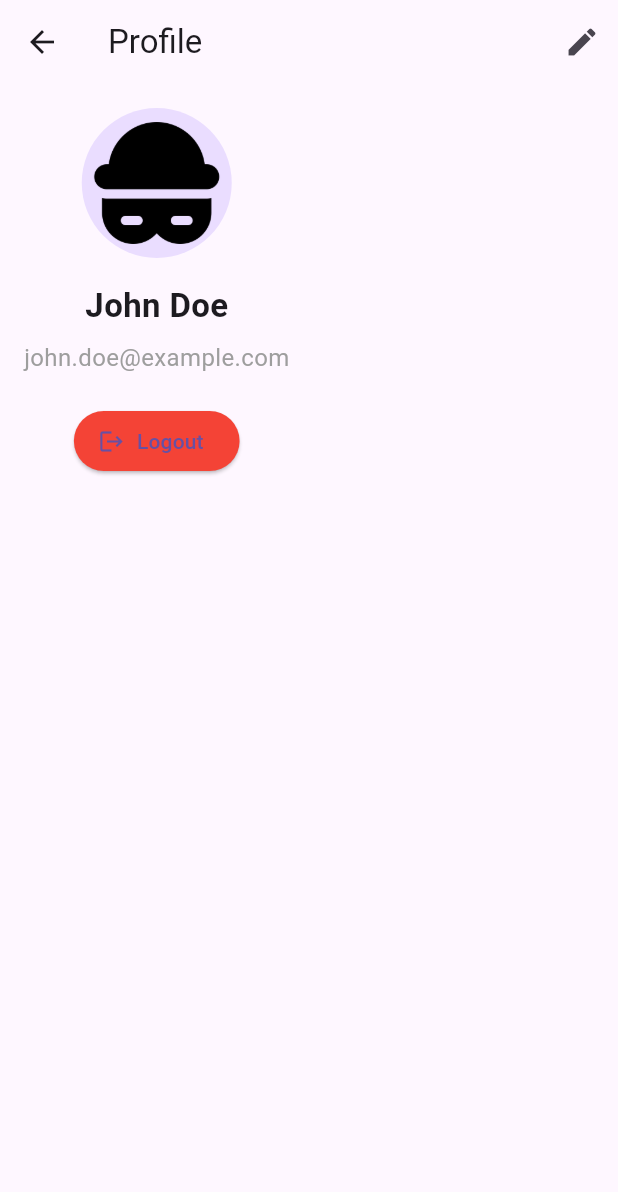
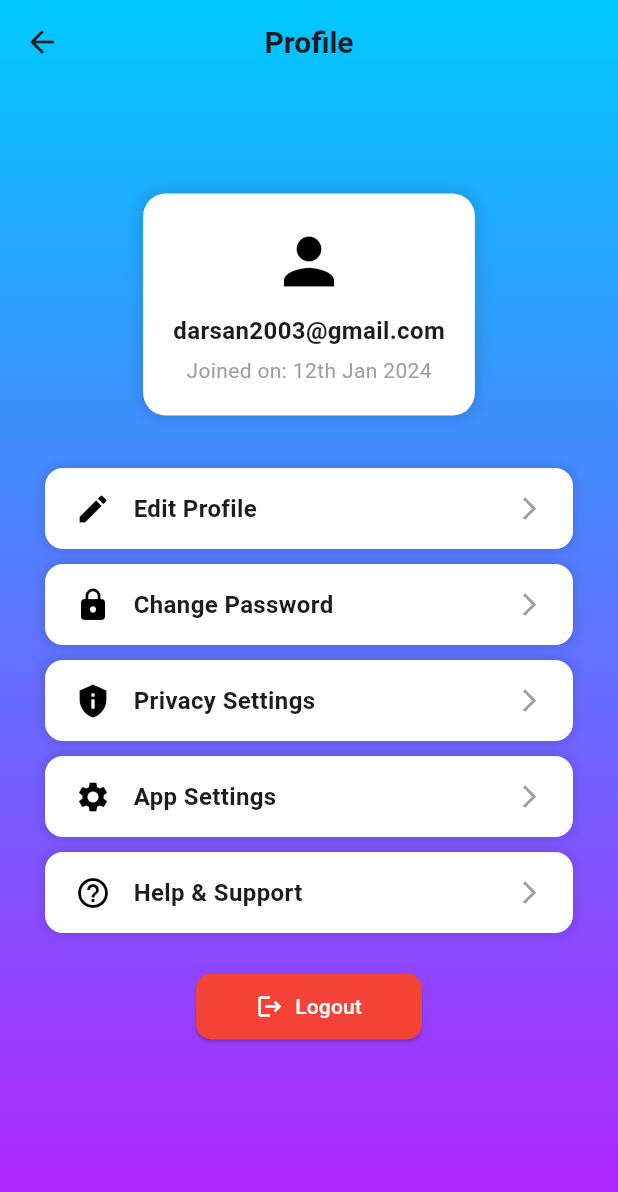
Before and after one commit to VeerPatel2004/finance_tracker, a Flutter app: the screen it shows once a user with an empty profile is signed in, after a tap on an icon or button, on a phone screen of 412 x 824 dp. Shown: the top 1192 px of the screen. Run offline on Flutter 3.47's test engine with Material 3 defaults, Android fonts, the phone set to English and light mode, and no system bars; our stand-ins replace cloud_firestore, firebase_auth, firebase_core, fl_chart; accounts and stored records are empty.

Commit message:
updated the profile, home, static

```diff
--- /dev/null
+++ b/lib/screens/Settings_Screen/settings_screen.dart
@@ -0,0 +1,102 @@
+// import 'package:flutter/material.dart';
+
+// class SettingsScreen extends StatelessWidget {
+//   @override
+//   Widget build(BuildContext context) {
+//     return Scaffold(
+//       appBar: AppBar(title: Text("Settings")),
+//       body: Center(child: Text("Settings Page")),
+//     );
+//   }
+// }
+
+import 'package:flutter/material.dart';
+import 'package:finance_tracker/screens/profile/profile_screen.dart';
+
+class SettingsScreen extends StatelessWidget {
+  @override
+  Widget build(BuildContext context) {
+    return Scaffold(
+      appBar: AppBar(
+        backgroundColor: Colors.transparent,
+        elevation: 0,
+        centerTitle: true,
+        title: const Text(
+          "Settings",
+          style: TextStyle(fontSize: 20, fontWeight: FontWeight.bold),
+        ),
+      ),
+      body: Container(
+        decoration: const BoxDecoration(
+          gradient: LinearGradient(
+            colors: [Color(0xFF00C9FF), Color(0xFFB721FF)],
+            begin: Alignment.topCenter,
+            end: Alignment.bottomCenter,
+          ),
+        ),
+        child: Center(
+          child: Container(
+            margin: const EdgeInsets.all(20),
+            padding: const EdgeInsets.all(10),
+            decoration: BoxDecoration(
+              color: Colors.white,
+              borderRadius: BorderRadius.circular(15),
+              boxShadow: [
+                BoxShadow(
+                  color: Colors.black12,
+                  blurRadius: 8,
+                  spreadRadius: 2,
+                ),
+              ],
+            ),
+            child: Column(
+              mainAxisSize: MainAxisSize.min,
+              children: [
+                _buildSettingsOption(
+                  context,
+                  icon: Icons.person,
+                  title: "Profile",
+                  onTap: () {
+                    Navigator.push(
+                      context,
+                      MaterialPageRoute(builder: (context) => ProfileScreen()),
+                    );
+                  },
+                ),
+                _buildSettingsOption(
+                  context,
+                  icon: Icons.notifications,
+                  title: "Notifications",
+                  onTap: () {},
+                ),
+                _buildSettingsOption(
+                  context,
+                  icon: Icons.security,
+                  title: "Privacy & Security",
+                  onTap: () {},
+                ),
+              ],
+            ),
+          ),
+        ),
+      ),
+    );
+  }
+
+  Widget _buildSettingsOption(
+    BuildContext context, {
+    required IconData icon,
+    required String title,
+    required VoidCallback onTap,
+  }) {
+    return ListTile(
+      leading: Icon(icon, color: Colors.black),
+      title: Text(
+        title,
+        style: const TextStyle(fontSize: 16, fontWeight: FontWeight.w500),
+      ),
+      trailing: const Icon(Icons.arrow_forward_ios, size: 16),
+      onTap: onTap,
+    );
+  }
+}
--- /dev/null
+++ b/lib/screens/Stats Screen/stats_screen.dart
@@ -0,0 +1,135 @@
+import 'package:cloud_firestore/cloud_firestore.dart';
+import 'package:fl_chart/fl_chart.dart';
+import 'package:flutter/material.dart';
+
+class StatsScreen extends StatelessWidget {
+  final FirebaseFirestore _firestore = FirebaseFirestore.instance;
+
+  @override
+  Widget build(BuildContext context) {
+    return Scaffold(
+      appBar: AppBar(
+        title: const Text("Transaction"),
+        centerTitle: true,
+        elevation: 0,
+        backgroundColor: Colors.transparent,
+        foregroundColor: Colors.black,
+      ),
+      body: Padding(
+        padding: const EdgeInsets.all(16.0),
+        child: Column(
+          children: [
+            Expanded(
+              child: StreamBuilder<QuerySnapshot>(
+                stream: _firestore.collection('transactions').snapshots(),
+                builder: (context, snapshot) {
+                  if (!snapshot.hasData) {
+                    return const Center(child: CircularProgressIndicator());
+                  }
+
+                  var transactions = snapshot.data!.docs;
+                  var groupedData = _groupTransactionsByDay(transactions);
+
+                  return BarChart(
+                    BarChartData(
+                      alignment: BarChartAlignment.spaceAround,
+                      maxY: 5000,
+                      barGroups: _getBarGroups(groupedData),
+                      titlesData: _getTitles(),
+                      borderData: FlBorderData(show: false),
+                      gridData: FlGridData(show: false),
+                    ),
+                  );
+                },
+              ),
+            ),
+          ],
+        ),
+      ),
+    );
+  }
+
+  /// **Group transactions by day and category**
+  Map<int, Map<String, double>> _groupTransactionsByDay(
+    List<QueryDocumentSnapshot> transactions,
+  ) {
+    Map<int, Map<String, double>> groupedData = {};
+
+    for (var transaction in transactions) {
+      var data = transaction.data() as Map<String, dynamic>;
+      int day = DateTime.parse(data['date']).day;
+      String category = data['category'] ?? "Other";
+      double amount = (data['amount'] ?? 0).toDouble();
+
+      groupedData.putIfAbsent(day, () => {});
+      groupedData[day]!.update(
+        category,
+        (value) => value + amount,
+        ifAbsent: () => amount,
+      );
+    }
+
+    return groupedData;
+  }
+
+  /// **Generate Bar Chart Data**
+  List<BarChartGroupData> _getBarGroups(
+    Map<int, Map<String, double>> groupedData,
+  ) {
+    List<Color> colors = [
+      Colors.orange,
+      Colors.green,
+      Colors.purple,
+      Colors.blueGrey,
+    ];
+
+    return List.generate(8, (index) {
+      Map<String, double> dayData = groupedData[index + 1] ?? {};
+
+      return BarChartGroupData(
+        x: index,
+        barRods: List.generate(dayData.keys.length, (i) {
+          return BarChartRodData(
+            toY: dayData.values.elementAt(i),
+            color: colors[i % colors.length],
+            width: 12,
+          );
+        }),
+      );
+    });
+  }
+
+  /// **Configure X & Y Axis Labels**
+  FlTitlesData _getTitles() {
+    return FlTitlesData(
+      leftTitles: AxisTitles(
+        sideTitles: SideTitles(
+          showTitles: true,
+          reservedSize: 40,
+          getTitlesWidget: (value, meta) {
+            if (value % 1000 == 0) {
+              return Text(
+                "\$ ${(value / 1000).toInt()}K",
+                style: const TextStyle(color: Colors.grey, fontSize: 12),
+              );
+            }
+            return Container();
+          },
+        ),
+      ),
+      bottomTitles: AxisTitles(
+        sideTitles: SideTitles(
+          showTitles: true,
+          getTitlesWidget: (value, meta) {
+            return Text(
+              "0${value.toInt() + 1}",
+              style: const TextStyle(color: Colors.grey, fontSize: 12),
+            );
+          },
+        ),
+      ),
+      rightTitles: AxisTitles(sideTitles: SideTitles(showTitles: false)),
+      topTitles: AxisTitles(sideTitles: SideTitles(showTitles: false)),
+    );
+  }
+}
--- a/lib/screens/dashboard/dashboard_screen.dart
+++ b/lib/screens/dashboard/dashboard_screen.dart
@@ -2,12 +2,33 @@ import 'dart:math';
 import 'package:cloud_firestore/cloud_firestore.dart';
 import 'package:finance_tracker/data/services/add_transaction_screen.dart';
 import 'package:finance_tracker/data/services/transaction_service.dart';
+import 'package:finance_tracker/screens/Settings_Screen/settings_screen.dart';
+import 'package:finance_tracker/screens/Stats%20Screen/stats_screen.dart';
 import 'package:finance_tracker/screens/profile/profile_screen.dart';
 import 'package:flutter/cupertino.dart';
 import 'package:flutter/material.dart';
 
-class DashboardScreen extends StatelessWidget {
+class DashboardScreen extends StatefulWidget {
+  @override
+  _DashboardScreenState createState() => _DashboardScreenState();
+}
+
+class _DashboardScreenState extends State<DashboardScreen> {
+  int _selectedIndex = 0;
   final TransactionService transactionService = TransactionService();
+
+  final List<Widget> _screens = [
+    HomeScreen(), // Placeholder for the main Dashboard
+    StatsScreen(),
+    ProfileScreen(),
+    SettingsScreen(),
+  ];
+
+  void _onItemTapped(int index) {
+    setState(() {
+      _selectedIndex = index;
+    });
+  }
 
   @override
   Widget build(BuildContext context) {
@@ -17,6 +38,8 @@ class DashboardScreen extends StatelessWidget {
         selectedItemColor: Colors.blue,
         unselectedItemColor: Colors.grey,
         showUnselectedLabels: true,
+        currentIndex: _selectedIndex,
+        onTap: _onItemTapped,
         items: const [
           BottomNavigationBarItem(icon: Icon(Icons.home), label: "Home"),
           BottomNavigationBarItem(icon: Icon(Icons.analytics), label: "Stats"),
@@ -37,12 +60,23 @@ class DashboardScreen extends StatelessWidget {
         },
         child: const Icon(Icons.add, size: 30),
       ),
-      body: SafeArea(
+      body: IndexedStack(index: _selectedIndex, children: _screens),
+    );
+  }
+}
+
+// 📌 HomeScreen (Dashboard)
+class HomeScreen extends StatelessWidget {
+  final TransactionService transactionService = TransactionService();
+
+  @override
+  Widget build(BuildContext context) {
+    return SafeArea(
       child: Padding(
         padding: const EdgeInsets.symmetric(horizontal: 20, vertical: 10),
         child: Column(
           children: [
-              //  User Info Row
+            // ✅ User Info
             Row(
               mainAxisAlignment: MainAxisAlignment.spaceBetween,
               children: [
@@ -51,17 +85,13 @@ class DashboardScreen extends StatelessWidget {
                     CircleAvatar(
                       radius: 24,
                       backgroundColor: Colors.amber,
-                        child: Icon(
-                          Icons.person,
-                          color: Colors.black,
-                          size: 30,
-                        ),
+                      child: Icon(Icons.person, color: Colors.black, size: 30),
                     ),
                     const SizedBox(width: 10),
                     Column(
                       crossAxisAlignment: CrossAxisAlignment.start,
-                        children: [
-                          const Text(
+                      children: const [
+                        Text(
                           "Welcome",
                           style: TextStyle(
                             fontSize: 12,
@@ -85,9 +115,7 @@ class DashboardScreen extends StatelessWidget {
                   onPressed: () {
                     Navigator.push(
                       context,
-                        MaterialPageRoute(
-                          builder: (context) => ProfileScreen(),
-                        ),
+                      MaterialPageRoute(builder: (context) => ProfileScreen()),
                     );
                   },
                   icon: const Icon(CupertinoIcons.gear_alt, size: 26),
@@ -110,13 +138,13 @@ class DashboardScreen extends StatelessWidget {
               ),
               child: Column(
                 crossAxisAlignment: CrossAxisAlignment.center,
-                  children: [
-                    const Text(
+                children: const [
+                  Text(
                     "total balance",
                     style: TextStyle(fontSize: 14, color: Colors.white70),
                   ),
-                    const SizedBox(height: 5),
-                    const Text(
+                  SizedBox(height: 5),
+                  Text(
                     "\$ 20000.00",
                     style: TextStyle(
                       fontSize: 30,
@@ -124,12 +152,12 @@ class DashboardScreen extends StatelessWidget {
                       fontWeight: FontWeight.bold,
                     ),
                   ),
-                    const SizedBox(height: 15),
+                  SizedBox(height: 15),
                   Row(
                     mainAxisAlignment: MainAxisAlignment.spaceBetween,
                     children: [
                       Column(
-                          children: const [
+                        children: [
                           Text(
                             "Income",
                             style: TextStyle(
@@ -148,7 +176,7 @@ class DashboardScreen extends StatelessWidget {
                         ],
                       ),
                       Column(
-                          children: const [
+                        children: [
                           Text(
                             "Expense",
                             style: TextStyle(
@@ -173,26 +201,23 @@ class DashboardScreen extends StatelessWidget {
             ),
             const SizedBox(height: 30),
 
-              // Transactions Header
+            // ✅ Transactions Header
             Row(
               mainAxisAlignment: MainAxisAlignment.spaceBetween,
-                children: [
-                  const Text(
+              children: const [
+                Text(
                   "Transactions",
                   style: TextStyle(fontSize: 18, fontWeight: FontWeight.bold),
                 ),
-                  GestureDetector(
-                    onTap: () {},
-                    child: const Text(
+                Text(
                   "View All",
                   style: TextStyle(fontSize: 14, color: Colors.blue),
-                    ),
                 ),
               ],
             ),
             const SizedBox(height: 10),
 
-              // Transactions List
+            // ✅ Transactions List
             Expanded(
               child: StreamBuilder(
                 stream: transactionService.getTransactions(),
@@ -207,8 +232,6 @@ class DashboardScreen extends StatelessWidget {
                     itemCount: transactions.length,
                     itemBuilder: (context, index) {
                       var transaction = transactions[index];
-
-                        // Handle missing category
                       String category =
                           (transaction.data()
                               as Map<String, dynamic>?)?['category'] ??
@@ -255,7 +278,7 @@ class DashboardScreen extends StatelessWidget {
                                 ),
                               ],
                             ),
-                              Spacer(),
+                            const Spacer(),
                             Text(
                               "-\$${transaction['amount'] ?? 0}",
                               style: const TextStyle(
@@ -273,7 +296,6 @@ class DashboardScreen extends StatelessWidget {
               ),
             ),
           ],
-          ),
         ),
       ),
     );
--- a/lib/screens/profile/profile_screen.dart
+++ b/lib/screens/profile/profile_screen.dart
@@ -4,47 +4,160 @@ class ProfileScreen extends StatelessWidget {
   @override
   Widget build(BuildContext context) {
     return Scaffold(
+      extendBodyBehindAppBar: true,
       appBar: AppBar(
-        title: Text('Profile'),
-        actions: [
-          IconButton(
-            icon: Icon(Icons.edit),
-            onPressed: () {
-              // Handle profile edit action
-            },
+        backgroundColor: Colors.transparent,
+        elevation: 0,
+        centerTitle: true,
+        title: const Text(
+          "Profile",
+          style: TextStyle(fontSize: 20, fontWeight: FontWeight.bold),
+        ),
+      ),
+      body: Container(
+        width: double.infinity,
+        decoration: const BoxDecoration(
+          gradient: LinearGradient(
+            colors: [Color(0xFF00C9FF), Color(0xFFB721FF)],
+            begin: Alignment.topCenter,
+            end: Alignment.bottomCenter,
           ),
-        ],
-      ),
-      body: Padding(
-        padding: const EdgeInsets.all(16.0),
+        ),
         child: Column(
+          mainAxisAlignment: MainAxisAlignment.center,
           children: [
-            CircleAvatar(
-              radius: 50,
-              backgroundImage: AssetImage('assets/profile_placeholder.png'),
+            // Profile Card
+            Container(
+              margin: const EdgeInsets.symmetric(horizontal: 30),
+              padding: const EdgeInsets.all(20),
+              decoration: BoxDecoration(
+                color: Colors.white,
+                borderRadius: BorderRadius.circular(15),
+                boxShadow: [
+                  BoxShadow(
+                    color: Colors.black12,
+                    blurRadius: 8,
+                    spreadRadius: 2,
+                  ),
+                ],
+              ),
+              child: Column(
+                children: [
+                  const Icon(Icons.person, size: 50, color: Colors.black),
+                  const SizedBox(height: 10),
+                  const Text(
+                    "darsan2003@gmail.com",
+                    style: TextStyle(fontSize: 16, fontWeight: FontWeight.bold),
+                  ),
+                  const SizedBox(height: 5),
+                  const Text(
+                    "Joined on: 12th Jan 2024",
+                    style: TextStyle(fontSize: 14, color: Colors.grey),
+                  ),
+                ],
+              ),
             ),
-            SizedBox(height: 16),
-            Text(
-              'John Doe',
-              style: TextStyle(fontSize: 22, fontWeight: FontWeight.bold),
+            const SizedBox(height: 30),
+
+            // Profile Options List
+            _buildProfileOption(
+              icon: Icons.edit,
+              text: "Edit Profile",
+              onTap: () {
+                Navigator.pushNamed(context, "/editProfile");
+              },
             ),
-            SizedBox(height: 8),
-            Text(
-              'john.doe@example.com',
-              style: TextStyle(fontSize: 16, color: Colors.grey),
+            _buildProfileOption(
+              icon: Icons.lock,
+              text: "Change Password",
+              onTap: () {
+                Navigator.pushNamed(context, "/changePassword");
+              },
             ),
-            SizedBox(height: 20),
-            ElevatedButton.icon(
+            _buildProfileOption(
+              icon: Icons.privacy_tip,
+              text: "Privacy Settings",
+              onTap: () {
+                Navigator.pushNamed(context, "/privacySettings");
+              },
+            ),
+            _buildProfileOption(
+              icon: Icons.settings,
+              text: "App Settings",
+              onTap: () {
+                Navigator.pushNamed(context, "/appSettings");
+              },
+            ),
+            _buildProfileOption(
+              icon: Icons.help_outline,
+              text: "Help & Support",
+              onTap: () {
+                Navigator.pushNamed(context, "/helpSupport");
+              },
+            ),
+            const SizedBox(height: 20),
+
+            // Logout Button
+            ElevatedButton(
+              style: ElevatedButton.styleFrom(
+                backgroundColor: Colors.red,
+                shape: RoundedRectangleBorder(
+                  borderRadius: BorderRadius.circular(10),
+                ),
+                padding: const EdgeInsets.symmetric(
+                  horizontal: 40,
+                  vertical: 12,
+                ),
+              ),
               onPressed: () {
-                // Handle logout
+                // Implement Logout Logic Here
               },
-              icon: Icon(Icons.logout),
-              label: Text('Logout'),
-              style: ElevatedButton.styleFrom(backgroundColor: Colors.red),
+              child: const Row(
+                mainAxisSize: MainAxisSize.min,
+                children: [
+                  Icon(Icons.logout, color: Colors.white),
+                  SizedBox(width: 8),
+                  Text("Logout", style: TextStyle(color: Colors.white)),
+                ],
+              ),
             ),
           ],
         ),
       ),
     );
   }
+
+  /// Reusable Profile Option Widget
+  Widget _buildProfileOption({
+    required IconData icon,
+    required String text,
+    required VoidCallback onTap,
+  }) {
+    return GestureDetector(
+      onTap: onTap,
+      child: Container(
+        margin: const EdgeInsets.symmetric(horizontal: 30, vertical: 5),
+        padding: const EdgeInsets.symmetric(vertical: 15, horizontal: 20),
+        decoration: BoxDecoration(
+          color: Colors.white,
+          borderRadius: BorderRadius.circular(12),
+          boxShadow: [
+            BoxShadow(color: Colors.black12, blurRadius: 5, spreadRadius: 1),
+          ],
+        ),
+        child: Row(
+          children: [
+            Icon(icon, color: Colors.black),
+            const SizedBox(width: 15),
+            Text(
+              text,
+              style: const TextStyle(fontSize: 16, fontWeight: FontWeight.bold),
+            ),
+            const Spacer(),
+            const Icon(Icons.arrow_forward_ios, size: 18, color: Colors.grey),
+          ],
+        ),
+      ),
+    );
+  }
 }
```
Lines whose indentation alone changed are shown as unchanged.
